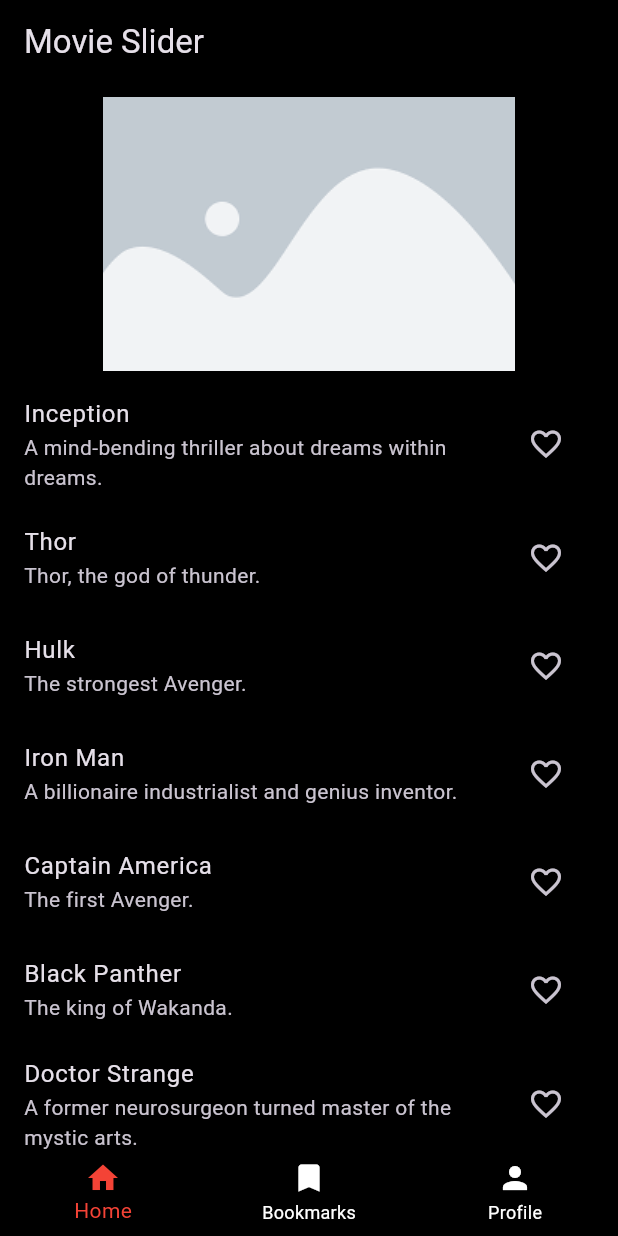
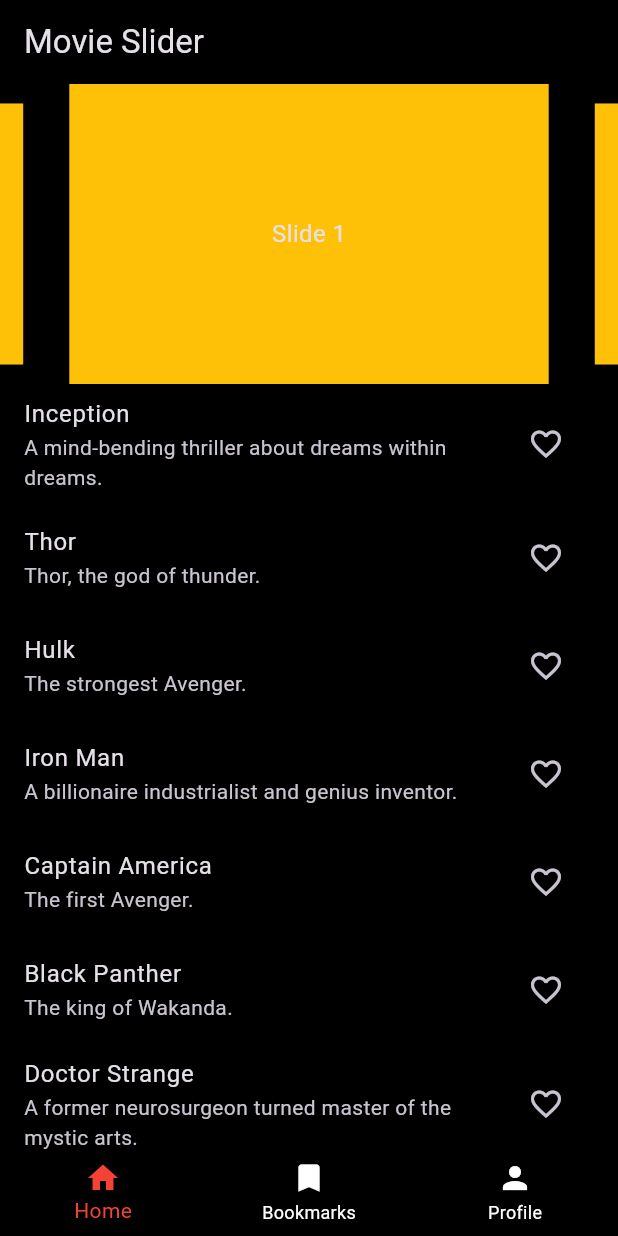
Before and after one commit to FayruzAldi/movie, a Flutter app: the screen it shows after launch, on a phone screen of 412 x 824 dp. Run offline on Flutter 3.47's test engine with Material 3 defaults, Android fonts, the phone set to English and light mode, and no system bars; drawn by our look-alikes of carousel_slider; our stand-ins replace get, sqflite, sqflite_common_ffi; accounts and stored records are empty.

Commit message:
Feat:[AF] Menambahkan Image Slider

```diff
--- a/lib/main.dart
+++ b/lib/main.dart
@@ -10,7 +10,7 @@ import 'package:movie/pages/home_page.dart';
 import 'package:movie/pages/login_page.dart';
 import 'package:movie/pages/profile_page.dart';
 import 'package:movie/pages/splash_screen.dart';
-import 'package:movie/pages/bookmarks.dart'; // Tambahkan impor ini
+import 'package:movie/pages/bookmarks_page.dart'; // Tambahkan impor ini
 import 'package:movie/controllers/task_controller.dart';
 
 void main() {
--- /dev/null
+++ b/lib/models/favorite_movie_model.dart
@@ -0,0 +1,7 @@
+class FavoriteMovieModel {
+  final int id;
+  final String title;
+  final String description;
+
+  FavoriteMovieModel({required this.id, required this.title, required this.description});
+}
--- a/lib/pages/home_page.dart
+++ b/lib/pages/home_page.dart
@@ -1,18 +1,29 @@
 import 'package:flutter/material.dart';
 import 'package:get/get.dart';
+import 'package:movie/models/favorite_movie_model.dart';
+import 'package:movie/pages/bookmarks_page.dart';
+import 'package:movie/pages/profile_page.dart';
 import '../controllers/main_controller.dart';
-import 'movie_detail_page.dart'; // Impor halaman detail film
+import 'movie_detail_page.dart';
+import 'package:carousel_slider/carousel_slider.dart'; // Tambahkan import ini
 
-class HomePage extends StatelessWidget {
+class HomePage extends StatefulWidget {
+  @override
+  _HomePageState createState() => _HomePageState();
+}
+
+class _HomePageState extends State<HomePage> {
   final MainController mainController = Get.find(); // Mengambil instance MainController
   int _selectedIndex = 0; // Menyimpan indeks yang dipilih
 
   void _onItemTapped(int index) {
+    setState(() {
       _selectedIndex = index;
+    });
     if (index == 1) {
-      Get.toNamed('/bookmarks'); // Navigasi ke halaman bookmarks
+      Get.to(() => BookmarksPage()); // Navigasi ke halaman bookmarks
     } else if (index == 2) {
-      Get.toNamed('/profile'); // Navigasi ke halaman profile
+      Get.to(() => ProfilePage()); // Navigasi ke halaman profile
     }
   }
 
@@ -24,21 +35,39 @@ class HomePage extends StatelessWidget {
       ),
       body: Column(
         children: [
-          // Slider Gambar
-          Container(
-            height: 200, // Atur tinggi sesuai kebutuhan
-            child: PageView(
-              children: [
-                Image.asset('lib/assets/image.png'), // Gambar placeholder
-                Image.asset('lib/assets/image.png'), // Gambar placeholder
-                Image.asset('lib/assets/image.png'), // Gambar placeholder
-              ],
+          // Tambahkan CarouselSlider di sini
+          CarouselSlider(
+            options: CarouselOptions(
+              height: 200.0,
+              enlargeCenterPage: true,
+              autoPlay: true,
+              aspectRatio: 16 / 9,
+              autoPlayCurve: Curves.fastOutSlowIn,
+              enableInfiniteScroll: true,
+              autoPlayAnimationDuration: Duration(milliseconds: 800),
+              viewportFraction: 0.8,
             ),
+            items: [1,2,3,4,5].map((i) {
+              return Builder(
+                builder: (BuildContext context) {
+                  return Container(
+                    width: MediaQuery.of(context).size.width,
+                    margin: EdgeInsets.symmetric(horizontal: 5.0),
+                    decoration: BoxDecoration(
+                      color: Colors.amber,
                     ),
+                    child: Center(
+                      child: Text('Slide $i', style: TextStyle(fontSize: 16.0)),
+                    ),
+                  );
+                },
+              );
+            }).toList(),
+          ),
+          // Daftar film yang sudah ada
           Expanded(
-            child: Center(
             child: Obx(() {
-                return mainController.movieList.isNotEmpty // Cek apakah ada film
+              return mainController.movieList.isNotEmpty
                   ? ListView.builder(
                       itemCount: mainController.movieList.length,
                       itemBuilder: (context, index) {
@@ -50,12 +79,22 @@ class HomePage extends StatelessWidget {
                               mainController.movieList[index].isFavorite
                                   ? Icons.favorite
                                   : Icons.favorite_border,
+                              color: mainController.movieList[index].isFavorite
+                                  ? Colors.red // Mengubah warna menjadi merah jika favorit
+                                  : null, // Warna default jika tidak favorit
                             ),
                             onPressed: () {
                               // Toggle favorit
-                                mainController.movieList[index].isFavorite =
-                                    !mainController.movieList[index].isFavorite;
-                                // Update di database
+                              if (mainController.movieList[index].isFavorite) {
+                                mainController.deleteMovieFromFavorites(mainController.movieList[index].id!); // Tambahkan '!' untuk mengatasi nullability
+                              } else {
+                                mainController.addMovieToFavorites(FavoriteMovieModel(
+                                  id: mainController.movieList[index].id ?? 0, // Menggunakan nilai default 0 jika id null
+                                  title: mainController.movieList[index].title,
+                                  description: mainController.movieList[index].description,
+                                ));
+                              }
+                              mainController.movieList[index].isFavorite = !mainController.movieList[index].isFavorite;
                               mainController.updateMovie(mainController.movieList[index]);
                             },
                           ),
@@ -67,7 +106,6 @@ class HomePage extends StatelessWidget {
                     )
                   : Center(child: Text('Tidak ada film tersedia.')); // Pesan jika tidak ada film
             }),
-            ),
           ),
         ],
       ),
--- a/pubspec.yaml
+++ b/pubspec.yaml
@@ -38,6 +38,7 @@ dependencies:
   sqflite: ^2.4.0
   sqflite_common_ffi: ^2.0.0
   path: ^1.9.0
+  carousel_slider: ^5.0.0
 
 dev_dependencies:
   flutter_test:
```
Also changed, not shown: lib/controllers/main_controller.dart (+40 -0 lines), lib/controllers/task_controller.dart (+44 -3 lines), lib/pages/bookmarks.dart (deleted, +0 -38 lines), lib/pages/bookmarks_page.dart (+34 -9 lines), lib/pages/profile_page.dart (+28 -26 lines), pubspec.lock, 1 other file. Lines whose indentation alone changed are shown as unchanged.
